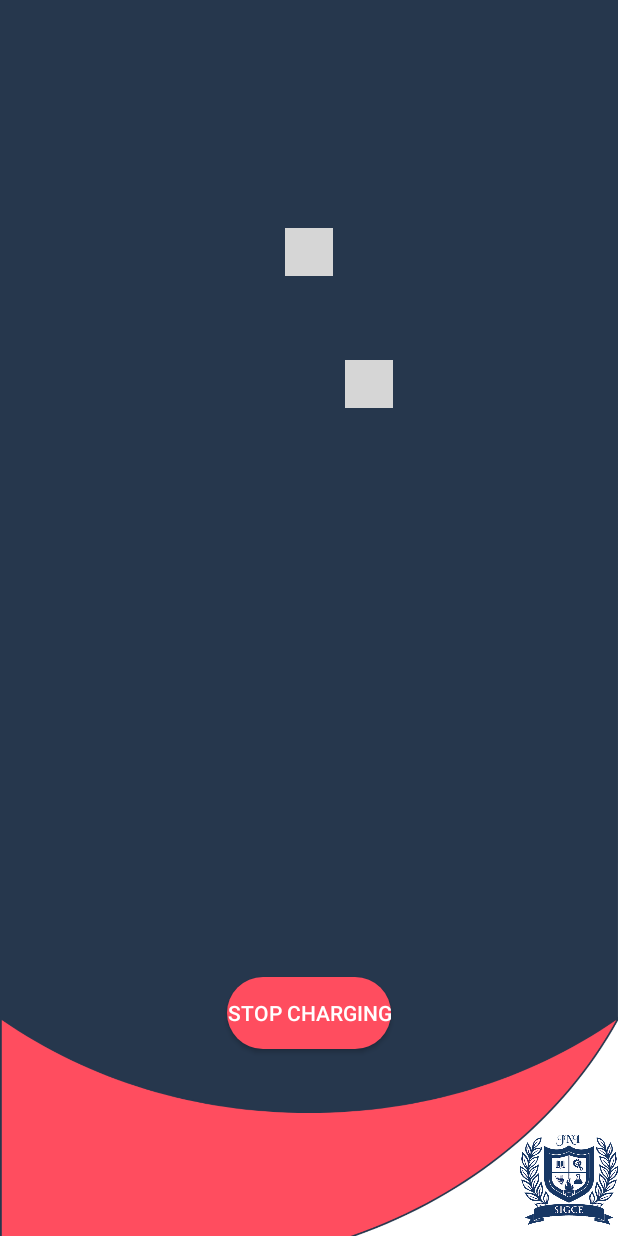
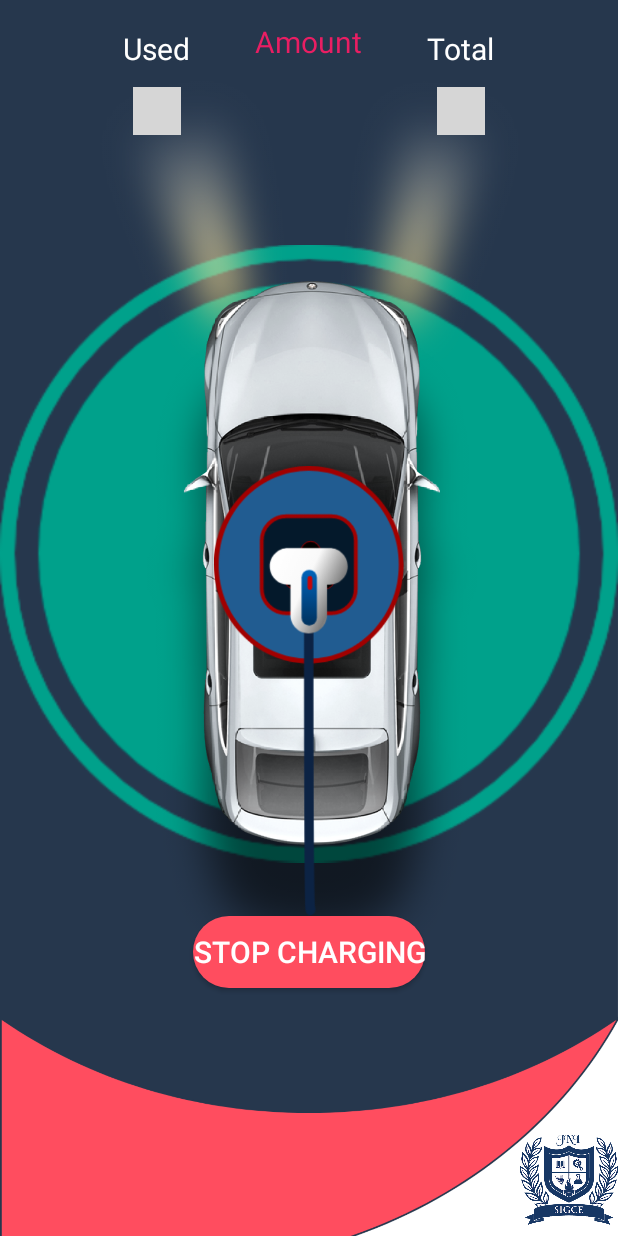
Before and after one commit to yashjariwala/CarChargerDYSM, an Android app: the stopcharging screen opened directly, with no data from a screen before it, on a phone screen of 412 x 824 dp. Run offline under Robolectric (Android 15) with nearby library versions, the phone set to English and light mode, and no system bars; our stand-ins replace Firebase (no records; nobody signed in at launch, a user with empty details on screens opened directly); libraries missing offline, so code that uses them is left out: com.robinhood.ticker; plain views replace TickerView; 13 statements that could not run were skipped; grey boxes are pictures that could not be loaded.

Commit message:
Stop Charging page complete

```diff
--- a/app/src/main/java/com/dysm/carchargerdysm/stopcharging.java
+++ b/app/src/main/java/com/dysm/carchargerdysm/stopcharging.java
@@ -3,8 +3,12 @@ package com.dysm.carchargerdysm;
 import android.content.Intent;
 import android.os.Bundle;
 import android.view.View;
+import android.view.animation.Animation;
+import android.view.animation.AnimationUtils;
 import android.view.animation.OvershootInterpolator;
 import android.widget.Button;
+import android.widget.ImageView;
+import android.widget.ProgressBar;
 import android.widget.TextView;
 import android.widget.Toast;
 
@@ -18,26 +22,43 @@ import com.google.firebase.database.ValueEventListener;
 import com.robinhood.ticker.TickerUtils;
 import com.robinhood.ticker.TickerView;
 
+import java.text.DecimalFormat;
+
 public class stopcharging extends MainActivity{
+    private static DecimalFormat df = new DecimalFormat("0.00");
+    @Override
+    protected void onStart() {
+        super.onStart();
+        Animation animation;
+        animation = AnimationUtils.loadAnimation(getApplicationContext(),R.anim.fade_in);
+        ImageView chargeron = findViewById(R.id.chargeron);
+        chargeron.startAnimation(animation);
+
+    }
 
     @Override
     protected void onCreate(Bundle savedInstanceState) {
         super.onCreate(savedInstanceState);
         setContentView(R.layout.stopcharging);
-
         FirebaseDatabase firebasedatabase = FirebaseDatabase.getInstance();
         DatabaseReference databaseReferenceAmount =firebasedatabase.getReference().child("EnergyMeter").child("Bill");
-        DatabaseReference databaseReferencewatts =firebasedatabase.getReference().child("EnergyMeter").child("WattHour");
+        DatabaseReference databaseReferencerecahrgeamount =firebasedatabase.getReference().child("RechargeAmount");
+
+        final String[] usedamount = {"0"};
+        final String[] rechargeamount = {"0"};
+
+
         databaseReferenceAmount.addValueEventListener(new ValueEventListener() {
             @Override
             public void onDataChange(@NonNull DataSnapshot snapshot) {
-                String ampere = snapshot.getValue().toString();
+                usedamount[0] = snapshot.getValue().toString();
+                double usedamountdouble = Double.parseDouble(usedamount[0]);
                 final TickerView tickerView = findViewById(R.id.tickerViewamps);
                 tickerView.setCharacterLists(TickerUtils.provideNumberList());
                 tickerView.setAnimationDuration(1500);
                 tickerView.setAnimationInterpolator(new OvershootInterpolator());
-
-                tickerView.setText(ampere);
+                tickerView.setText(df.format(usedamountdouble));
+                findchargerstatus();
             }
 
             @Override
@@ -45,16 +66,15 @@ public class stopcharging extends MainActivity{
                 Toast.makeText(getApplicationContext(),"Error",Toast.LENGTH_SHORT).show();
             }
         });
-        databaseReferencewatts.addValueEventListener(new ValueEventListener() {
+        databaseReferencerecahrgeamount.addValueEventListener(new ValueEventListener() {
             @Override
             public void onDataChange(@NonNull DataSnapshot snapshot) {
-                String watts = snapshot.getValue().toString();
+                rechargeamount[0] = snapshot.getValue().toString();
                 final TickerView tickerView = findViewById(R.id.tickerViewwatts);
                 tickerView.setCharacterLists(TickerUtils.provideNumberList());
                 tickerView.setAnimationInterpolator(new OvershootInterpolator());
                 tickerView.setAnimationDuration(1500);
-                tickerView.setText(watts);
-
+                tickerView.setText(rechargeamount[0]);
             }
 
             @Override
@@ -73,4 +93,24 @@ public class stopcharging extends MainActivity{
             }
         });
     }
+
+    private void findchargerstatus() {
+        FirebaseDatabase firebasedatabase = FirebaseDatabase.getInstance();
+        DatabaseReference databaseReferencestatus =firebasedatabase.getReference().child("CHARGER_STATUS");
+        databaseReferencestatus.addValueEventListener(new ValueEventListener() {
+            @Override
+            public void onDataChange(@NonNull DataSnapshot snapshot) {
+                String status = snapshot.getValue().toString();
+                if("false" == status){
+                startActivity(new Intent(getApplicationContext(),PaymentGateway.class));
+                }
+            }
+
+            @Override
+            public void onCancelled(@NonNull DatabaseError error) {
+
+            }
+        });
+
+    }
 }
--- /dev/null
+++ b/app/src/main/res/drawable/ic_baseline_vpn_key_24.xml
@@ -0,0 +1,5 @@
+<vector android:height="24dp" android:tint="#FFFFFF"
+    android:viewportHeight="24" android:viewportWidth="24"
+    android:width="24dp" xmlns:android="http://schemas.android.com/apk/res/android">
+    <path android:fillColor="@android:color/white" android:pathData="M12.65,10C11.83,7.67 9.61,6 7,6c-3.31,0 -6,2.69 -6,6s2.69,6 6,6c2.61,0 4.83,-1.67 5.65,-4H17v4h4v-4h2v-4H12.65zM7,14c-1.1,0 -2,-0.9 -2,-2s0.9,-2 2,-2 2,0.9 2,2 -0.9,2 -2,2z"/>
+</vector>
--- /dev/null
+++ b/app/src/main/res/drawable/ic_rupee_indian.xml
@@ -0,0 +1,4 @@
+<vector android:height="24dp" android:viewportHeight="401.998"
+    android:viewportWidth="401.998" android:width="24dp" xmlns:android="http://schemas.android.com/apk/res/android">
+    <path android:fillColor="#FFFFFF" android:pathData="M326.62,91.076c-1.711,-1.713 -3.901,-2.568 -6.563,-2.568h-48.82c-3.238,-15.793 -9.329,-29.502 -18.274,-41.112h66.52c2.669,0 4.853,-0.856 6.57,-2.565c1.704,-1.712 2.56,-3.903 2.56,-6.567V9.136c0,-2.666 -0.855,-4.853 -2.56,-6.567C324.334,0.859 322.15,0 319.481,0H81.941c-2.666,0 -4.853,0.859 -6.567,2.568c-1.709,1.714 -2.568,3.901 -2.568,6.567v37.972c0,2.474 0.904,4.615 2.712,6.423s3.949,2.712 6.423,2.712h41.399c40.159,0 65.665,10.751 76.513,32.261H81.941c-2.666,0 -4.856,0.855 -6.567,2.568c-1.709,1.715 -2.568,3.901 -2.568,6.567v29.124c0,2.664 0.855,4.854 2.568,6.563c1.714,1.715 3.905,2.568 6.567,2.568h121.915c-4.188,15.612 -13.944,27.506 -29.268,35.691c-15.325,8.186 -35.544,12.279 -60.67,12.279H81.941c-2.474,0 -4.615,0.905 -6.423,2.712c-1.809,1.809 -2.712,3.951 -2.712,6.423v36.263c0,2.478 0.855,4.571 2.568,6.282c36.543,38.828 83.939,93.165 142.182,163.025c1.715,2.286 4.093,3.426 7.139,3.426h55.672c4.001,0 6.763,-1.708 8.281,-5.141c1.903,-3.426 1.53,-6.662 -1.143,-9.708c-55.572,-68.143 -99.258,-119.153 -131.045,-153.032c32.358,-3.806 58.625,-14.277 78.802,-31.404c20.174,-17.129 32.449,-39.403 36.83,-66.811h47.965c2.662,0 4.853,-0.854 6.563,-2.568c1.715,-1.709 2.573,-3.899 2.573,-6.563V97.646C329.193,94.977 328.335,92.79 326.62,91.076z"/>
+</vector>
--- a/app/src/main/res/layout/paymentgateway.xml
+++ b/app/src/main/res/layout/paymentgateway.xml
@@ -54,6 +54,7 @@
         android:text="@string/chargingamountdescription"
         android:textAlignment="center"
         android:textColor="#FFFFFF"
+        android:textSize="15sp"
         app:layout_constraintBottom_toBottomOf="parent"
         app:layout_constraintEnd_toEndOf="parent"
         app:layout_constraintHorizontal_bias="0.496"
@@ -81,7 +82,7 @@
         android:text="@string/transactionpage"
         android:textAlignment="center"
         android:textColor="#FFFFFF"
-        android:textSize="14sp"
+        android:textSize="15sp"
         app:layout_constraintBottom_toBottomOf="parent"
         app:layout_constraintEnd_toEndOf="parent"
         app:layout_constraintHorizontal_bias="0.494"
--- a/app/src/main/res/layout/register.xml
+++ b/app/src/main/res/layout/register.xml
@@ -119,7 +119,7 @@
         android:layout_height="48dp"
         android:layout_marginTop="40dp"
         android:background="@drawable/custom_input"
-        android:drawableStart="@drawable/ic_baseline_money"
+        android:drawableStart="@drawable/ic_rupee_indian"
         android:drawablePadding="12dp"
         android:paddingStart="12dp"
         android:paddingEnd="12dp"
--- a/app/src/main/res/layout/stopcharging.xml
+++ b/app/src/main/res/layout/stopcharging.xml
@@ -1,6 +1,5 @@
 <?xml version="1.0" encoding="utf-8"?>
-<androidx.constraintlayout.widget.ConstraintLayout
-    xmlns:android="http://schemas.android.com/apk/res/android"
+<androidx.constraintlayout.widget.ConstraintLayout xmlns:android="http://schemas.android.com/apk/res/android"
     xmlns:app="http://schemas.android.com/apk/res-auto"
     xmlns:tools="http://schemas.android.com/tools"
     android:layout_width="match_parent"
@@ -15,11 +14,12 @@
         android:background="@drawable/buttons"
         android:text="@string/stopchargingbutton"
         android:textColor="#FFFFFF"
+        android:textSize="20sp"
         app:layout_constraintBottom_toBottomOf="parent"
         app:layout_constraintEnd_toEndOf="parent"
         app:layout_constraintStart_toStartOf="parent"
         app:layout_constraintTop_toTopOf="parent"
-        app:layout_constraintVertical_bias="0.828" />
+        app:layout_constraintVertical_bias="0.772" />
 
     <ImageView
         android:id="@+id/imageView9"
@@ -38,22 +38,112 @@
         android:id="@+id/tickerViewamps"
         android:layout_width="wrap_content"
         android:layout_height="wrap_content"
-        android:layout_marginTop="152dp"
         android:textColor="#FFFFFF"
         android:textSize="25sp"
-        app:layout_constraintEnd_toEndOf="parent"
-        app:layout_constraintStart_toStartOf="parent"
+        app:layout_constraintBottom_toTopOf="@+id/chargermaton"
+        app:layout_constraintEnd_toEndOf="@+id/energymeterdisplaycurrentamount"
+        app:layout_constraintStart_toStartOf="@+id/energymeterdisplaycurrentamount"
         app:layout_constraintTop_toTopOf="parent" />
 
     <com.robinhood.ticker.TickerView
         android:id="@+id/tickerViewwatts"
         android:layout_width="wrap_content"
         android:layout_height="wrap_content"
-        android:layout_marginTop="240dp"
         android:textColor="#FFFFFF"
         android:textSize="25sp"
+        app:layout_constraintBottom_toTopOf="@+id/chargermaton"
+        app:layout_constraintEnd_toEndOf="@+id/energymeterdisplaywatthour"
+        app:layout_constraintStart_toStartOf="@+id/energymeterdisplaywatthour"
+        app:layout_constraintTop_toTopOf="parent" />
+
+    <ImageView
+        android:id="@+id/chargermaton"
+        android:layout_width="412dp"
+        android:layout_height="443dp"
+        android:contentDescription="@string/chargermaton"
+        app:layout_constraintBottom_toBottomOf="parent"
         app:layout_constraintEnd_toEndOf="parent"
-        app:layout_constraintHorizontal_bias="0.605"
+        app:layout_constraintHorizontal_bias="0.49"
         app:layout_constraintStart_toStartOf="parent"
-        app:layout_constraintTop_toTopOf="parent" />
+        app:layout_constraintTop_toTopOf="parent"
+        app:layout_constraintVertical_bias="0.387"
+        app:srcCompat="@drawable/chargermaton" />
+
+    <ImageView
+        android:id="@+id/car"
+        android:layout_width="364dp"
+        android:layout_height="631dp"
+        android:contentDescription="@string/carimage"
+        app:layout_constraintBottom_toBottomOf="parent"
+        app:layout_constraintEnd_toEndOf="parent"
+        app:layout_constraintHorizontal_bias="0.495"
+        app:layout_constraintStart_toStartOf="parent"
+        app:layout_constraintTop_toTopOf="parent"
+        app:layout_constraintVertical_bias="0.17"
+        app:srcCompat="@drawable/carnew" />
+
+    <ImageView
+        android:id="@+id/chargeroffonstopcharging"
+        android:layout_width="129dp"
+        android:layout_height="300dp"
+        android:contentDescription="@string/chargeroff"
+        app:layout_constraintBottom_toTopOf="@+id/chargingoff"
+        app:layout_constraintEnd_toEndOf="parent"
+        app:layout_constraintStart_toStartOf="parent"
+        app:srcCompat="@drawable/chargeroff" />
+
+    <ImageView
+        android:id="@+id/chargeron"
+        android:layout_width="130dp"
+        android:layout_height="300dp"
+        android:contentDescription="@string/chargeronimg"
+        app:layout_constraintBottom_toTopOf="@+id/chargingoff"
+        app:layout_constraintEnd_toEndOf="parent"
+        app:layout_constraintHorizontal_bias="0.498"
+        app:layout_constraintStart_toStartOf="parent"
+        app:srcCompat="@drawable/chargeron" />
+
+    <TextView
+        android:id="@+id/energymeterdisplaywatthour"
+        android:layout_width="wrap_content"
+        android:layout_height="wrap_content"
+        android:layout_marginBottom="12dp"
+        android:text="@string/totalreachrgeamount"
+        android:textColor="#FFFFFF"
+        android:textSize="20sp"
+        app:layout_constraintBottom_toTopOf="@+id/tickerViewwatts"
+        app:layout_constraintEnd_toEndOf="parent"
+        app:layout_constraintHorizontal_bias="0.775"
+        app:layout_constraintStart_toStartOf="parent"
+        app:layout_constraintTop_toTopOf="parent"
+        app:layout_constraintVertical_bias="1.0" />
+
+    <TextView
+        android:id="@+id/energymeterdisplaycurrentamount"
+        android:layout_width="wrap_content"
+        android:layout_height="wrap_content"
+        android:layout_marginBottom="12dp"
+        android:text="@string/currentusageamount"
+        android:textColor="#FFFFFF"
+        android:textSize="20sp"
+        app:layout_constraintBottom_toTopOf="@+id/tickerViewwatts"
+        app:layout_constraintEnd_toEndOf="parent"
+        app:layout_constraintHorizontal_bias="0.224"
+        app:layout_constraintStart_toStartOf="parent"
+        app:layout_constraintTop_toTopOf="parent"
+        app:layout_constraintVertical_bias="1.0" />
+
+    <TextView
+        android:id="@+id/textView14"
+        android:layout_width="wrap_content"
+        android:layout_height="wrap_content"
+        android:text="@string/plainamount"
+        android:textColor="#E91E63"
+        android:textSize="20sp"
+        app:layout_constraintBottom_toTopOf="@+id/chargermaton"
+        app:layout_constraintEnd_toStartOf="@+id/energymeterdisplaywatthour"
+        app:layout_constraintStart_toEndOf="@+id/energymeterdisplaycurrentamount"
+        app:layout_constraintTop_toTopOf="parent"
+        app:layout_constraintVertical_bias="0.115" />
+
 </androidx.constraintlayout.widget.ConstraintLayout>
--- a/app/src/main/res/values/strings.xml
+++ b/app/src/main/res/values/strings.xml
@@ -19,12 +19,12 @@
     <string name="startupimage">startupiamges</string>
     <string name="paymentgateway">Payment Gateway</string>
     <string name="loadinupiid">Loading Registered UPI ID.......</string>
-    <string name="chargingamountdescription">A nominal Charge of Cost of ₹500/- will be charged now and the balance will be auto debited/credited fom the above UPI ID post charging is stopped.</string>
-    <string name="enterupipin">Enter UPI Pin</string>
-    <string name="enterupipindialog">Enter 4 Digit UPI Pin</string>
+    <string name="chargingamountdescription">Cost of charging is ₹10 per unit.  <br>Prepaid Recharge only!</br>  </string>
+    <string name="enterupipin">Enter Amount &amp; Pin</string>
+    <string name="enterupipindialog">Enter Amount &amp; Pin</string>
     <string name="upipindialog">UPI PIN</string>
     <string name="paynow">Pay Now</string>
-    <string name="transactionpage">Once nominal charge is deducted press the start charging button to start charging!</string>
+    <string name="transactionpage">Once the amount is deducted from the account the car will only charge for the amount paid.</string>
     <string name="carimage">Car Image</string>
     <string name="scannow">Scan Now</string>
     <string name="lampost">Lamp Post</string>
@@ -35,4 +35,12 @@
     <string name="chargermatoff">chargermatoff</string>
     <string name="caronstartcharging">car</string>
     <string name="chargeroffwire">chargeroffwire</string>
+    <string name="amount">Recharge Amount</string>
+    <string name="Ampere">Total Amount</string>
+    <string name="chargermaton">chargermaton</string>
+    <string name="chargeronimg">chargeronimg</string>
+    <string name="chargeroff">chargeroff</string>
+    <string name="currentusageamount">Used</string>
+    <string name="totalreachrgeamount">Total</string>
+    <string name="plainamount">Amount</string>
 </resources>
```
Also changed, not shown: app/src/main/res/layout/bottomlayout.xml (+4 -4 lines), app/src/main/res/layout/startcharging.xml (+8 -9 lines), app/src/main/res/drawable/chargermaton.png (added), app/src/main/res/drawable/chargeron.png (added).
